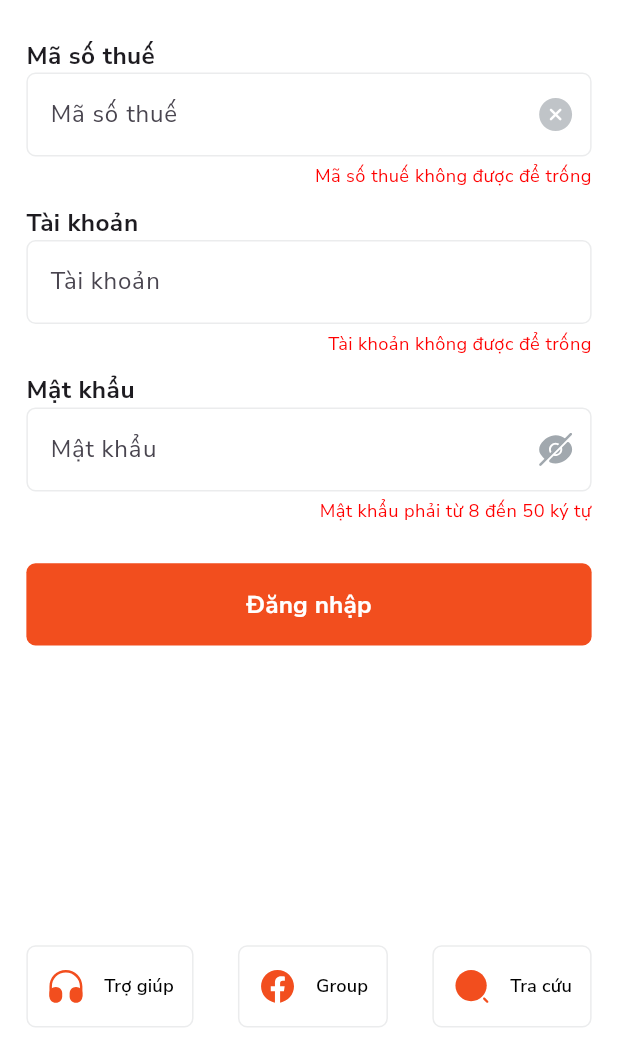
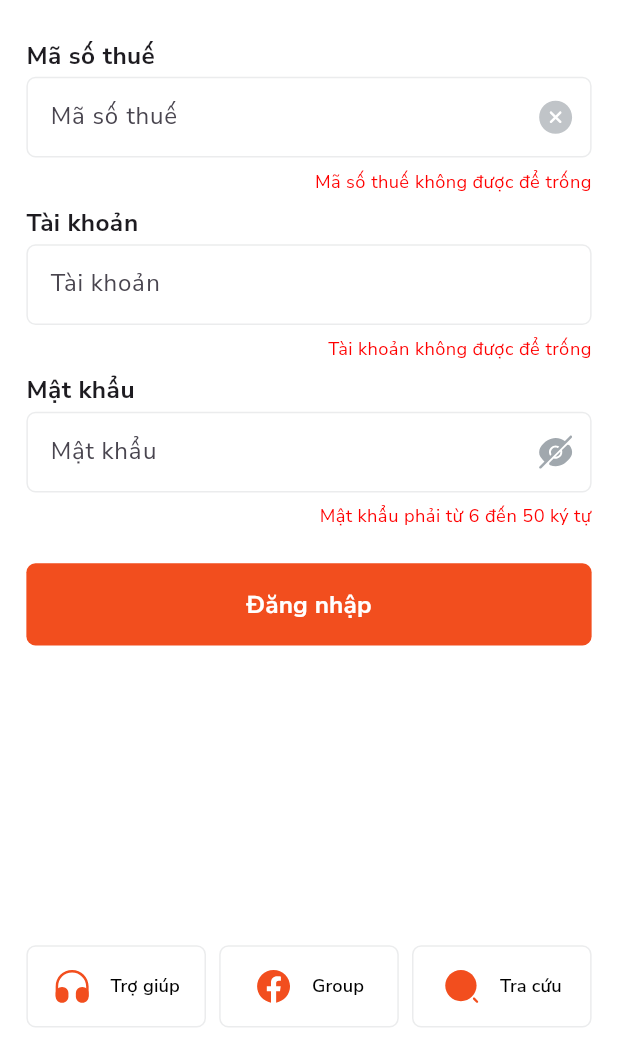
Before and after one commit to Thi1503/easy_invoice, a Flutter app: the screen it shows after launch, after a tap on "Đăng nhập", on a phone screen of 412 x 824 dp, the part 172-1236 px from its top. Run offline on Flutter 3.47's test engine with Material 3 defaults, Android fonts, the phone set to English and light mode, and no system bars; our stand-ins replace flutter_screenutil, flutter_secure_storage, flutter_svg, google_fonts; network calls fail.

Commit message:
fix(input): add Flexible

```diff
--- a/lib/main.dart
+++ b/lib/main.dart
@@ -140,12 +140,15 @@ class _LogInState extends State<LogIn> {
                     children: [
                       SizedBox(height: 76.h), // Khoảng cách trên cùng
                       // Logo
-                      SizedBox(
-                        height: 37.h,
-                        width: 158.w,
-                        child: SvgPicture.asset(
-                          AppImages.logo.path,
-                          fit: BoxFit.contain,
+                      Align(
+                        alignment: Alignment.centerLeft,
+                        child: SizedBox(
+                          height: 37.h,
+                          width: 158.w,
+                          child: SvgPicture.asset(
+                            AppImages.logo.path,
+                            fit: BoxFit.contain,
+                          ),
                         ),
                       ),
                       SizedBox(height: 24.h),
@@ -217,7 +220,7 @@ class _LogInState extends State<LogIn> {
                               controller: passwordController,
                               hintText: 'Mật khẩu',
                               isError: isPasswordError,
-                              errorMessage: 'Mật khẩu phải từ 8 đến 50 ký tự',
+                              errorMessage: 'Mật khẩu phải từ 6 đến 50 ký tự',
                               obscureText: isObscure,
                               suffixIcon: IconButton(
                                 icon: isObscure ? eyeSlash : eye,
--- a/lib/widget/bottom_button.dart
+++ b/lib/widget/bottom_button.dart
@@ -25,7 +25,10 @@ class BottomButton extends StatelessWidget {
 
   @override
   Widget build(BuildContext context) {
-    return OutlinedButton.icon(
+    return SizedBox(
+      height: 54.h, // chiều cao cố định
+      width: 109.w, // chiều rộng cố định
+      child: OutlinedButton.icon(
         onPressed: onPressed,
         icon: SvgPicture.asset(
           imagePath,
@@ -47,13 +50,14 @@ class BottomButton extends StatelessWidget {
           ),
         ),
         style: OutlinedButton.styleFrom(
-        minimumSize: Size(0, 54.h), // cố định chiều cao, width hug content
+          // minimumSize: Size(10, 54.h), // cố định chiều cao, width hug content
           padding: EdgeInsets.symmetric(horizontal: 12.w),
           side: BorderSide(color: Color(0xFFEBECED)),
           shape: RoundedRectangleBorder(
             borderRadius: BorderRadius.circular(6.r), // bo góc 6
           ),
         ),
+      ),
     );
   }
 }
--- a/lib/widget/custom_text_form_field.dart
+++ b/lib/widget/custom_text_form_field.dart
@@ -36,8 +36,10 @@ class CustomTextFormField extends StatelessWidget {
       child: Column(
         crossAxisAlignment: CrossAxisAlignment.start,
         children: [
-          TextCustom(text: label), // Hiển thị label
-          TextFormField(
+          Flexible(flex: 1, child: TextCustom(text: label)), // Hiển thị label
+          Flexible(
+            flex: 2,
+            child: TextFormField(
               controller: controller,
               obscureText: obscureText,
               decoration: InputDecoration(
@@ -64,8 +66,11 @@ class CustomTextFormField extends StatelessWidget {
               onChanged: onChanged,
               onSaved: onSaved,
             ),
+          ),
           if (isError) // Hiển thị text lỗi khi cờ isError = true
-            Padding(
+            Flexible(
+              flex: 1,
+              child: Padding(
                 padding: EdgeInsets.only(top: 4.h),
                 child: Align(
                   alignment: Alignment.centerRight,
@@ -79,6 +84,7 @@ class CustomTextFormField extends StatelessWidget {
                   ),
                 ),
               ),
+            ),
         ],
       ),
     );
```
Lines whose indentation alone changed are shown as unchanged.
